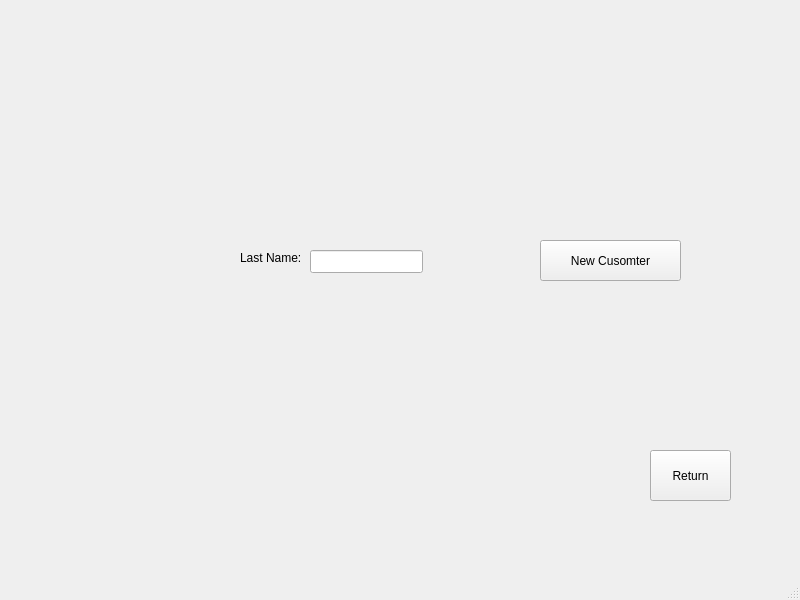
This is mainwindow.ui in LAVjr97/CProgram as Qt 5 draws it before an edit. The edited form follows.
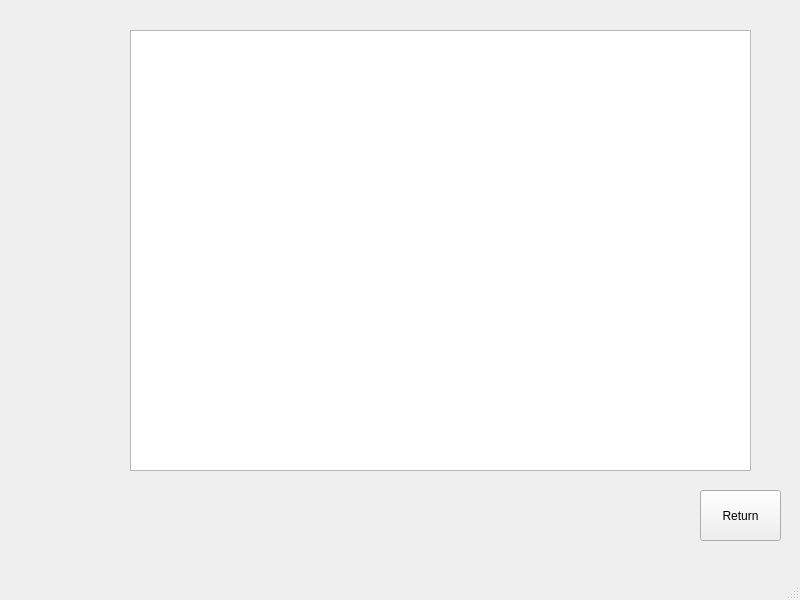
This is the edited form. The open tabs and pages were chosen to show the change.

```diff
--- a/mainwindow.ui
+++ b/mainwindow.ui
@@ -352,6 +352,44 @@
        <string>Last Name:</string>
       </property>
      </widget>
+     <widget class="QPushButton" name="btnSearchCS">
+      <property name="geometry">
+       <rect>
+        <x>440</x>
+        <y>240</y>
+        <width>81</width>
+        <height>41</height>
+       </rect>
+      </property>
+      <property name="text">
+       <string>Search</string>
+      </property>
+     </widget>
+    </widget>
+    <widget class="QWidget" name="pgCustomerSearchResults">
+     <widget class="QListView" name="listViewCSR">
+      <property name="geometry">
+       <rect>
+        <x>130</x>
+        <y>30</y>
+        <width>621</width>
+        <height>441</height>
+       </rect>
+      </property>
+     </widget>
+     <widget class="QPushButton" name="btnReturnCSR">
+      <property name="geometry">
+       <rect>
+        <x>700</x>
+        <y>490</y>
+        <width>81</width>
+        <height>51</height>
+       </rect>
+      </property>
+      <property name="text">
+       <string>Return</string>
+      </property>
+     </widget>
     </widget>
     <widget class="QWidget" name="pgCustomerNew">
      <widget class="QPushButton" name="btnReturn_3">
```
Left out of the diff: 22 changed lines with no effect on the pictures.
